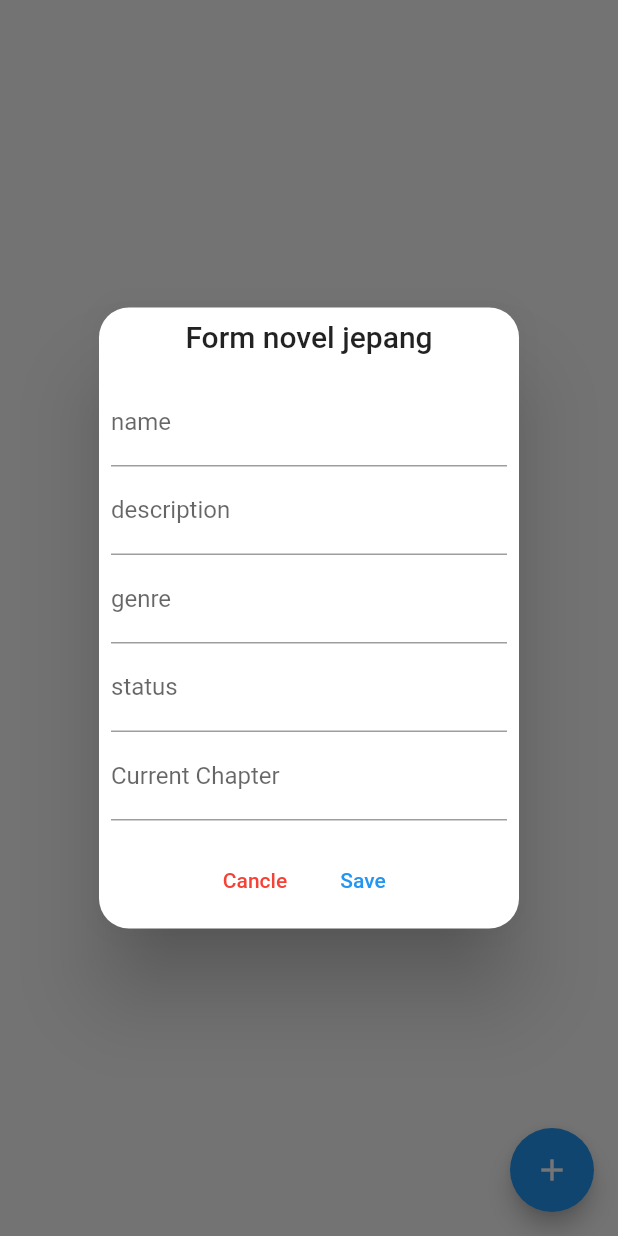
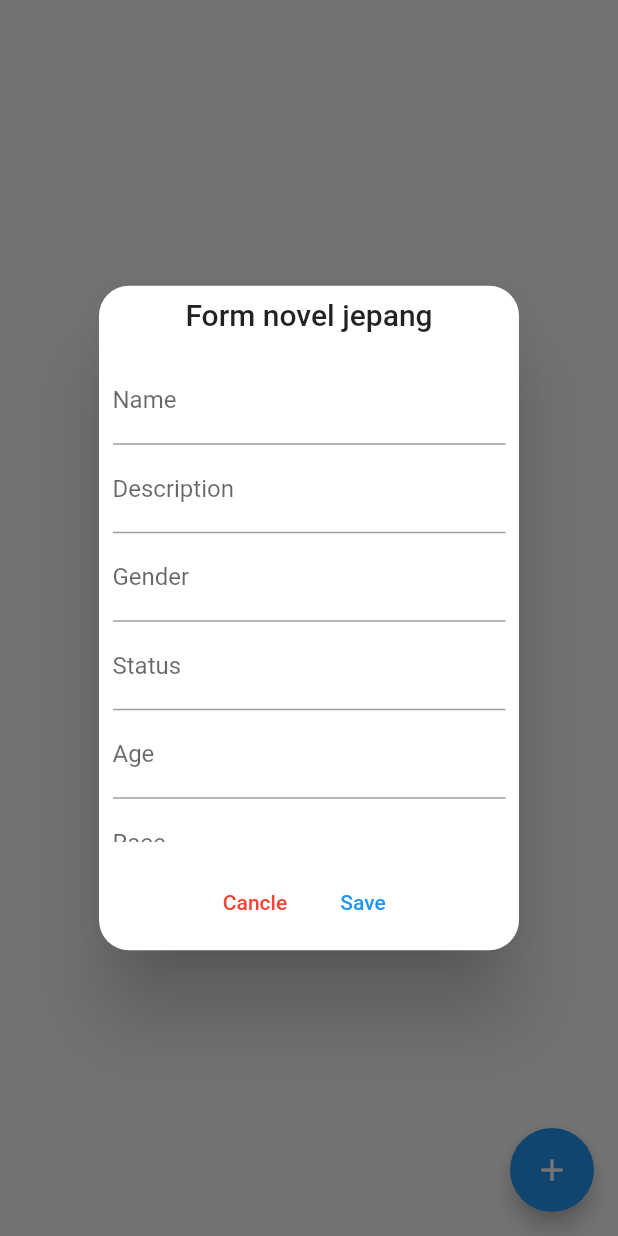
Before and after one commit to Bayu-Pasifik/Character_database_with_hive, a Flutter app: the JapanPage screen opened directly, after a tap on the "add" icon, on a phone screen of 412 x 824 dp. Run offline on Flutter 3.47's test engine with Material 2 defaults, Android fonts, the light colour scheme and no system bars; our stand-ins replace flutter_svg, get, hive; accounts and stored records are empty.

Commit message:
merubah model japan novel menjadi japan character

```diff
--- a/lib/model/japanNovel.dart
+++ /dev/null
@@ -1,19 +0,0 @@
-import 'package:hive/hive.dart';
-
-part 'japanNovel.g.dart';
-
-@HiveType(typeId: 1)
-class JapanNovel extends HiveObject {
-  @HiveField(0)
-  final String name;
-  @HiveField(1)
-  final String desc;
-  @HiveField(2)
-  final String genre;
-  @HiveField(3)
-  final String status;
-  @HiveField(4)
-  final int chapterNumber;
-
-  JapanNovel(this.name, this.desc, this.genre, this.status, this.chapterNumber);
-}
--- /dev/null
+++ b/lib/model/japan_character.dart
@@ -0,0 +1,28 @@
+import 'package:hive/hive.dart';
+
+part 'japan_character.g.dart';
+
+@HiveType(typeId: 1)
+class JapanCharacter {
+  @HiveField(0)
+  final String name;
+  @HiveField(1)
+  final String description;
+  @HiveField(2)
+  final String gender;
+  @HiveField(3)
+  final String status;
+  @HiveField(4)
+  final int age;
+  @HiveField(5)
+  final String race;
+  @HiveField(6)
+  final String power;
+  @HiveField(7)
+  final String relationship;
+  @HiveField(8)
+  final String novelName;
+
+  JapanCharacter(this.name, this.description, this.gender, this.status,
+      this.age, this.race, this.power, this.relationship, this.novelName);
+}
--- a/lib/pages/japan_page.dart
+++ b/lib/pages/japan_page.dart
@@ -11,7 +11,7 @@ class JapanPage extends StatefulWidget {
 
 class _JapanPageState extends State<JapanPage> {
   List<TextEditingController> mycontroller =
-      List.generate(6, (index) => new TextEditingController());
+      List.generate(9, (index) => new TextEditingController());
   @override
   void dispose() {
     mycontroller[0].dispose();
@@ -20,6 +20,9 @@ class _JapanPageState extends State<JapanPage> {
     mycontroller[3].dispose();
     mycontroller[4].dispose();
     mycontroller[5].dispose();
+    mycontroller[6].dispose();
+    mycontroller[7].dispose();
+    mycontroller[8].dispose();
     super.dispose();
   }
 
@@ -39,28 +42,46 @@ class _JapanPageState extends State<JapanPage> {
                 },
                 style: TextButton.styleFrom(primary: Colors.red),
                 child: Text("Cancle")),
-            content: SingleChildScrollView(
-              child: Column(
+            content: Container(
+              height: MediaQuery.of(context).size.height - 500,
+              width: MediaQuery.of(context).size.width - 150,
+              child: ListView(
                 children: [
                   TextField(
                     controller: mycontroller[0],
-                    decoration: InputDecoration(labelText: 'name'),
+                    decoration: InputDecoration(labelText: 'Name'),
                   ),
                   TextField(
                     controller: mycontroller[1],
-                    decoration: InputDecoration(labelText: 'description'),
+                    decoration: InputDecoration(labelText: 'Description'),
                   ),
                   TextField(
                     controller: mycontroller[2],
-                    decoration: InputDecoration(labelText: 'genre'),
+                    decoration: InputDecoration(labelText: 'Gender'),
                   ),
                   TextField(
                     controller: mycontroller[3],
-                    decoration: InputDecoration(labelText: 'status'),
+                    decoration: InputDecoration(labelText: 'Status'),
                   ),
                   TextField(
                     controller: mycontroller[4],
-                    decoration: InputDecoration(labelText: 'Current Chapter'),
+                    decoration: InputDecoration(labelText: 'Age'),
+                  ),
+                  TextField(
+                    controller: mycontroller[5],
+                    decoration: InputDecoration(labelText: 'Race'),
+                  ),
+                  TextField(
+                    controller: mycontroller[6],
+                    decoration: InputDecoration(labelText: 'Current Power'),
+                  ),
+                  TextField(
+                    controller: mycontroller[7],
+                    decoration: InputDecoration(labelText: 'Relationship'),
+                  ),
+                  TextField(
+                    controller: mycontroller[8],
+                    decoration: InputDecoration(labelText: 'Novel Name'),
                   ),
                 ],
               ),
```
Also changed, not shown: lib/model/japan_character.g.dart.
